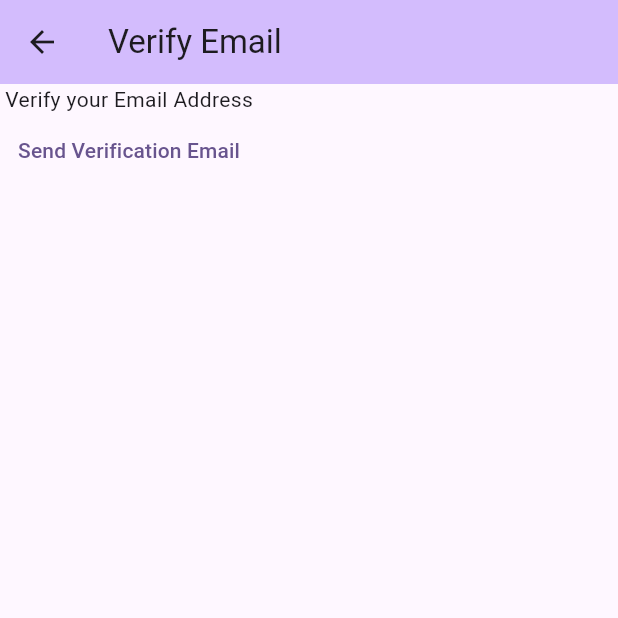
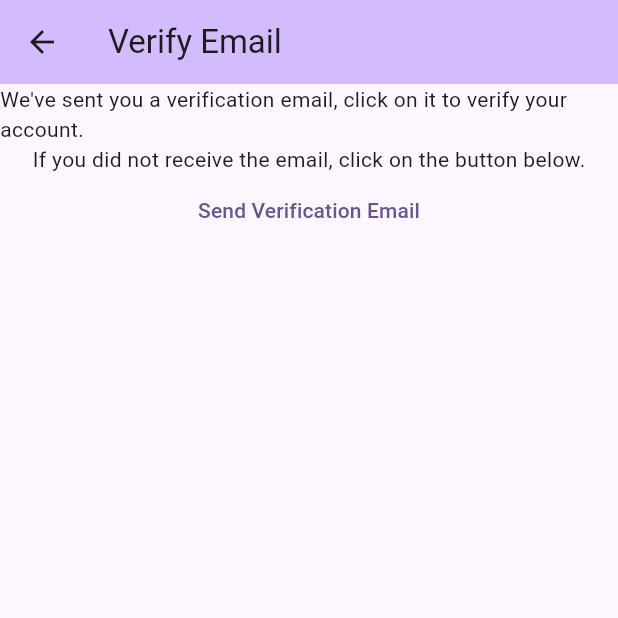
Before and after one commit to SamuelNw/notes, a Flutter app: the VerifyEmailView screen opened directly, on a phone screen of 412 x 824 dp, the top half of it. Run offline on Flutter 3.47's test engine with Material 3 defaults, Android fonts, the phone set to English and light mode, and no system bars; our stand-ins replace firebase_auth, firebase_core; accounts and stored records are empty; generated files the repository leaves out were written again.

Commit message:
Edit verification email screen text

```diff
--- a/notes/lib/views/verify_email.dart
+++ b/notes/lib/views/verify_email.dart
@@ -18,7 +18,12 @@ class _VerifyEmailViewState extends State<VerifyEmailView> {
       ),
       body: Column(
         children: <Widget>[
-          const Text("Verify your Email Address"),
+          const Text(
+            "We've sent you a verification email, click on it to verify your account.",
+          ),
+          const Text(
+            "If you did not receive the email, click on the button below.",
+          ),
           TextButton(
             onPressed: () async {
               final user = FirebaseAuth.instance.currentUser;
```
